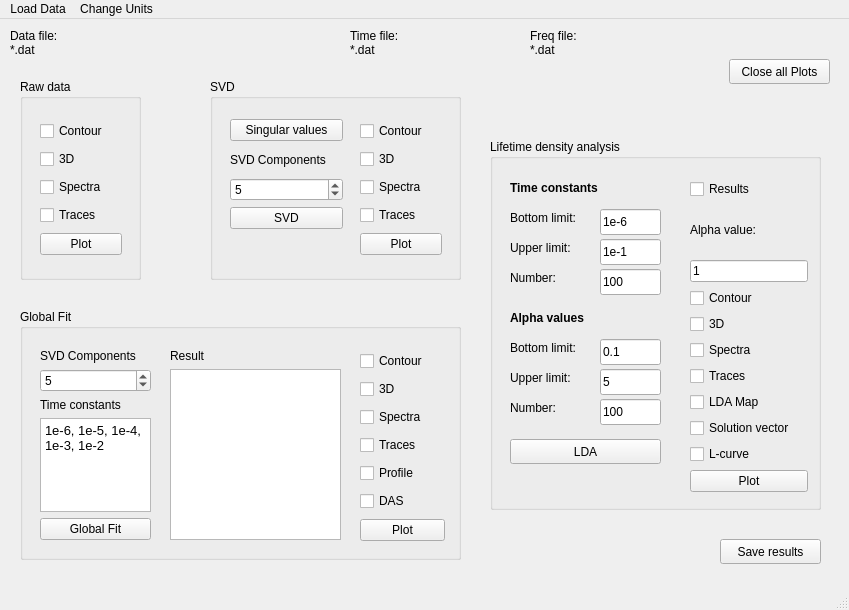
The window that gui/interface.ui (deef128/trtoolbox) describes before a commit, drawn with Qt 5.
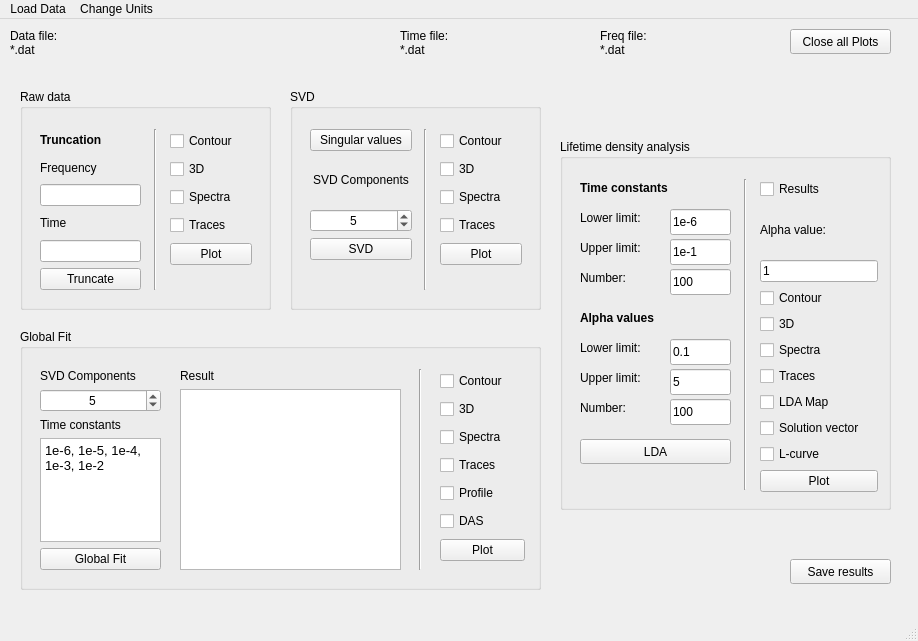
The same window after the commit.

Patch:
```diff
--- a/gui/interface.ui
+++ b/gui/interface.ui
@@ -7,8 +7,8 @@
    <rect>
     <x>0</x>
     <y>0</y>
-    <width>849</width>
-    <height>610</height>
+    <width>918</width>
+    <height>641</height>
    </rect>
   </property>
   <property name="windowTitle">
@@ -18,10 +18,10 @@
    <widget class="QGroupBox" name="groupBox">
     <property name="geometry">
      <rect>
-      <x>210</x>
-      <y>60</y>
+      <x>290</x>
+      <y>70</y>
       <width>251</width>
-      <height>201</height>
+      <height>221</height>
      </rect>
     </property>
     <property name="font">
@@ -38,8 +38,8 @@
       <rect>
        <x>20</x>
        <y>40</y>
-       <width>113</width>
-       <height>110</height>
+       <width>102</width>
+       <height>131</height>
       </rect>
      </property>
      <layout class="QVBoxLayout" name="verticalLayout_2">
@@ -55,10 +55,19 @@
         <property name="text">
          <string>SVD Components</string>
         </property>
+        <property name="alignment">
+         <set>Qt::AlignCenter</set>
+        </property>
+        <property name="wordWrap">
+         <bool>true</bool>
+        </property>
        </widget>
       </item>
       <item>
        <widget class="QSpinBox" name="sb_svd_svd">
+        <property name="alignment">
+         <set>Qt::AlignCenter</set>
+        </property>
         <property name="value">
          <number>5</number>
         </property>
@@ -123,12 +132,46 @@
       </item>
      </layout>
     </widget>
-   </widget>
+    <widget class="Line" name="line">
+     <property name="geometry">
+      <rect>
+       <x>120</x>
+       <y>40</y>
+       <width>31</width>
+       <height>161</height>
+      </rect>
+     </property>
+     <property name="orientation">
+      <enum>Qt::Vertical</enum>
+     </property>
+    </widget>
+    <zorder>line</zorder>
+    <zorder>verticalLayoutWidget_2</zorder>
+    <zorder>verticalLayoutWidget_3</zorder>
+   </widget>
+   <widget class="QGroupBox" name="groupBox_2">
+    <property name="geometry">
+     <rect>
+      <x>20</x>
+      <y>70</y>
+      <width>251</width>
+      <height>221</height>
+     </rect>
+    </property>
+    <property name="font">
+     <font>
+      <weight>50</weight>
+      <bold>false</bold>
+     </font>
+    </property>
+    <property name="title">
+     <string>Raw data</string>
+    </property>
    <widget class="QWidget" name="verticalLayoutWidget">
     <property name="geometry">
      <rect>
-      <x>40</x>
-      <y>100</y>
+       <x>150</x>
+       <y>40</y>
       <width>82</width>
       <height>143</height>
      </rect>
@@ -171,32 +214,90 @@
      </item>
     </layout>
    </widget>
-   <widget class="QGroupBox" name="groupBox_2">
+    <widget class="QWidget" name="verticalLayoutWidget_8">
     <property name="geometry">
      <rect>
       <x>20</x>
-      <y>60</y>
-      <width>121</width>
-      <height>201</height>
-     </rect>
-    </property>
+       <y>40</y>
+       <width>101</width>
+       <height>161</height>
+      </rect>
+     </property>
+     <layout class="QVBoxLayout" name="verticalLayout_9">
+      <item>
+       <widget class="QLabel" name="label_14">
     <property name="font">
      <font>
-      <weight>50</weight>
-      <bold>false</bold>
-     </font>
-    </property>
-    <property name="title">
-     <string>Raw data</string>
-    </property>
+          <weight>75</weight>
+          <bold>true</bold>
+         </font>
+        </property>
+        <property name="text">
+         <string>Truncation</string>
+        </property>
+       </widget>
+      </item>
+      <item>
+       <widget class="QLabel" name="label_15">
+        <property name="text">
+         <string>Frequency</string>
+        </property>
+       </widget>
+      </item>
+      <item>
+       <widget class="QLineEdit" name="txt_trunc_freq">
+        <property name="text">
+         <string/>
+        </property>
+       </widget>
+      </item>
+      <item>
+       <widget class="QLabel" name="label_16">
+        <property name="text">
+         <string>Time</string>
+        </property>
+       </widget>
+      </item>
+      <item>
+       <widget class="QLineEdit" name="txt_trunc_time">
+        <property name="text">
+         <string/>
+        </property>
+       </widget>
+      </item>
+      <item>
+       <widget class="QPushButton" name="pb_truncate">
+        <property name="text">
+         <string>Truncate</string>
+        </property>
+       </widget>
+      </item>
+     </layout>
+    </widget>
+    <widget class="Line" name="line_3">
+     <property name="geometry">
+      <rect>
+       <x>120</x>
+       <y>40</y>
+       <width>31</width>
+       <height>161</height>
+      </rect>
+     </property>
+     <property name="orientation">
+      <enum>Qt::Vertical</enum>
+     </property>
+    </widget>
+    <zorder>line_3</zorder>
+    <zorder>verticalLayoutWidget</zorder>
+    <zorder>verticalLayoutWidget_8</zorder>
    </widget>
    <widget class="QWidget" name="verticalLayoutWidget_4">
     <property name="geometry">
      <rect>
       <x>40</x>
-      <y>330</y>
-      <width>111</width>
-      <height>191</height>
+      <y>350</y>
+      <width>121</width>
+      <height>201</height>
      </rect>
     </property>
     <layout class="QVBoxLayout" name="verticalLayout_4">
@@ -209,6 +310,9 @@
      </item>
      <item>
       <widget class="QSpinBox" name="sb_gf_svd">
+       <property name="alignment">
+        <set>Qt::AlignCenter</set>
+       </property>
        <property name="value">
         <number>5</number>
        </property>
@@ -247,10 +351,10 @@
    <widget class="QWidget" name="verticalLayoutWidget_5">
     <property name="geometry">
      <rect>
-      <x>170</x>
-      <y>330</y>
-      <width>171</width>
-      <height>191</height>
+      <x>180</x>
+      <y>350</y>
+      <width>221</width>
+      <height>201</height>
      </rect>
     </property>
     <layout class="QVBoxLayout" name="verticalLayout_5">
@@ -270,9 +374,9 @@
     <property name="geometry">
      <rect>
       <x>20</x>
-      <y>290</y>
-      <width>441</width>
-      <height>251</height>
+      <y>310</y>
+      <width>521</width>
+      <height>261</height>
      </rect>
     </property>
     <property name="title">
@@ -281,7 +385,7 @@
     <widget class="QWidget" name="verticalLayoutWidget_6">
      <property name="geometry">
       <rect>
-       <x>340</x>
+       <x>420</x>
        <y>40</y>
        <width>85</width>
        <height>201</height>
@@ -339,11 +443,26 @@
       </item>
      </layout>
     </widget>
+    <widget class="Line" name="line_2">
+     <property name="geometry">
+      <rect>
+       <x>380</x>
+       <y>40</y>
+       <width>41</width>
+       <height>201</height>
+      </rect>
+     </property>
+     <property name="orientation">
+      <enum>Qt::Vertical</enum>
+     </property>
+    </widget>
+    <zorder>line_2</zorder>
+    <zorder>verticalLayoutWidget_6</zorder>
    </widget>
    <widget class="QWidget" name="verticalLayoutWidget_7">
     <property name="geometry">
      <rect>
-      <x>690</x>
+      <x>760</x>
       <y>160</y>
       <width>118</width>
       <height>313</height>
@@ -432,7 +551,7 @@
    <widget class="QGroupBox" name="groupBox_4">
     <property name="geometry">
      <rect>
-      <x>490</x>
+      <x>560</x>
       <y>120</y>
       <width>331</width>
       <height>371</height>
@@ -535,7 +654,7 @@
       </rect>
      </property>
      <property name="text">
-      <string>Bottom limit:</string>
+      <string>Lower limit:</string>
      </property>
     </widget>
     <widget class="QLabel" name="label_6">
@@ -548,7 +667,7 @@
       </rect>
      </property>
      <property name="text">
-      <string>Bottom limit:</string>
+      <string>Lower limit:</string>
      </property>
     </widget>
     <widget class="QPushButton" name="pb_lda_dolda">
@@ -654,12 +773,41 @@
       <string>Upper limit:</string>
      </property>
     </widget>
+    <widget class="Line" name="line_4">
+     <property name="geometry">
+      <rect>
+       <x>170</x>
+       <y>40</y>
+       <width>31</width>
+       <height>311</height>
+      </rect>
+     </property>
+     <property name="orientation">
+      <enum>Qt::Vertical</enum>
+     </property>
+    </widget>
+    <zorder>line_4</zorder>
+    <zorder>label_9</zorder>
+    <zorder>label_8</zorder>
+    <zorder>txt_lda_tc_number</zorder>
+    <zorder>txt_lda_alpha_bottom</zorder>
+    <zorder>label_12</zorder>
+    <zorder>txt_lda_alpha_upper</zorder>
+    <zorder>label_10</zorder>
+    <zorder>label_6</zorder>
+    <zorder>pb_lda_dolda</zorder>
+    <zorder>txt_lda_alpha_number</zorder>
+    <zorder>label_5</zorder>
+    <zorder>label_11</zorder>
+    <zorder>txt_lda_tc_upper</zorder>
+    <zorder>txt_lda_tc_bottom</zorder>
+    <zorder>label_7</zorder>
    </widget>
    <widget class="QPushButton" name="pb_plt_close">
     <property name="geometry">
      <rect>
-      <x>729</x>
-      <y>40</y>
+      <x>790</x>
+      <y>10</y>
       <width>101</width>
       <height>25</height>
      </rect>
@@ -673,7 +821,7 @@
      <rect>
       <x>10</x>
       <y>10</y>
-      <width>311</width>
+      <width>361</width>
       <height>41</height>
      </rect>
     </property>
@@ -688,9 +836,9 @@
    <widget class="QLabel" name="label_file_time">
     <property name="geometry">
      <rect>
-      <x>350</x>
+      <x>400</x>
       <y>10</y>
-      <width>161</width>
+      <width>171</width>
       <height>41</height>
      </rect>
     </property>
@@ -705,9 +853,9 @@
    <widget class="QLabel" name="label_file_freq">
     <property name="geometry">
      <rect>
-      <x>530</x>
+      <x>600</x>
       <y>10</y>
-      <width>161</width>
+      <width>171</width>
       <height>41</height>
      </rect>
     </property>
@@ -722,8 +870,8 @@
    <widget class="QPushButton" name="pb_save_results">
     <property name="geometry">
      <rect>
-      <x>720</x>
-      <y>520</y>
+      <x>790</x>
+      <y>540</y>
       <width>101</width>
       <height>25</height>
      </rect>
@@ -751,7 +899,7 @@
     <rect>
      <x>0</x>
      <y>0</y>
-     <width>849</width>
+     <width>918</width>
      <height>23</height>
     </rect>
    </property>
```
Left out of the diff: 1 changed line with no effect on the pictures. Lines whose indentation alone changed are shown as unchanged.
